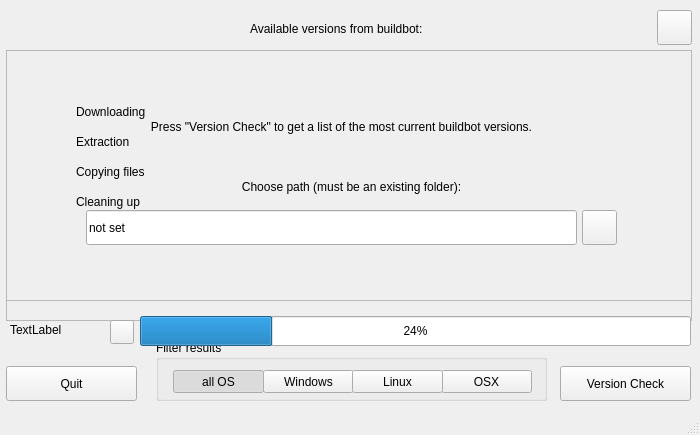
First picture: the form in mainwindow.ui, repository overmindstudios/BlenderUpdater, before the edit.
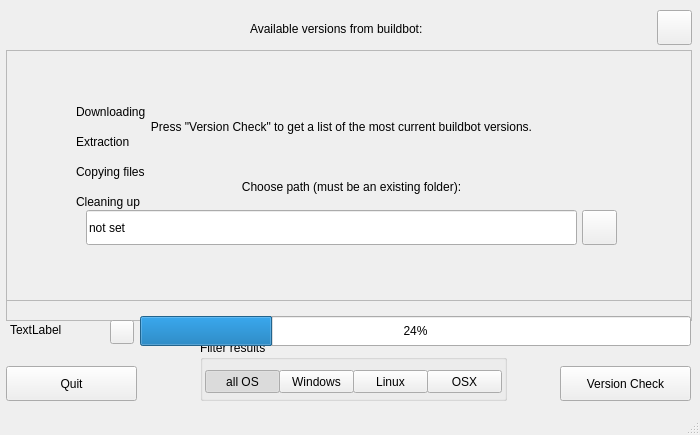
Second picture: the form after the edit. Icons and pictures are not drawn.

```diff
--- a/mainwindow.ui
+++ b/mainwindow.ui
@@ -322,7 +322,7 @@
       <rect>
        <x>70</x>
        <y>50</y>
-       <width>111</width>
+       <width>161</width>
        <height>24</height>
       </rect>
      </property>
@@ -335,7 +335,7 @@
       <rect>
        <x>70</x>
        <y>80</y>
-       <width>81</width>
+       <width>221</width>
        <height>24</height>
       </rect>
      </property>
@@ -348,7 +348,7 @@
       <rect>
        <x>70</x>
        <y>110</y>
-       <width>101</width>
+       <width>181</width>
        <height>24</height>
       </rect>
      </property>
@@ -374,7 +374,7 @@
       <rect>
        <x>70</x>
        <y>140</y>
-       <width>101</width>
+       <width>171</width>
        <height>24</height>
       </rect>
      </property>
@@ -386,9 +386,9 @@
    <widget class="QGroupBox" name="btngrp_filter">
     <property name="geometry">
      <rect>
-      <x>156</x>
+      <x>200</x>
       <y>340</y>
-      <width>391</width>
+      <width>307</width>
       <height>61</height>
      </rect>
     </property>
@@ -398,9 +398,9 @@
     <widget class="QPushButton" name="btn_osx">
      <property name="geometry">
       <rect>
-       <x>285</x>
+       <x>227</x>
        <y>30</y>
-       <width>91</width>
+       <width>75</width>
        <height>23</height>
       </rect>
      </property>
@@ -421,9 +421,9 @@
     <widget class="QPushButton" name="btn_windows">
      <property name="geometry">
       <rect>
-       <x>107</x>
+       <x>79</x>
        <y>30</y>
-       <width>91</width>
+       <width>75</width>
        <height>23</height>
       </rect>
      </property>
@@ -450,9 +450,9 @@
     <widget class="QPushButton" name="btn_allos">
      <property name="geometry">
       <rect>
-       <x>17</x>
+       <x>5</x>
        <y>30</y>
-       <width>91</width>
+       <width>75</width>
        <height>23</height>
       </rect>
      </property>
@@ -472,9 +472,9 @@
     <widget class="QPushButton" name="btn_linux">
      <property name="geometry">
       <rect>
-       <x>196</x>
+       <x>153</x>
        <y>30</y>
-       <width>91</width>
+       <width>75</width>
        <height>23</height>
       </rect>
      </property>
```
